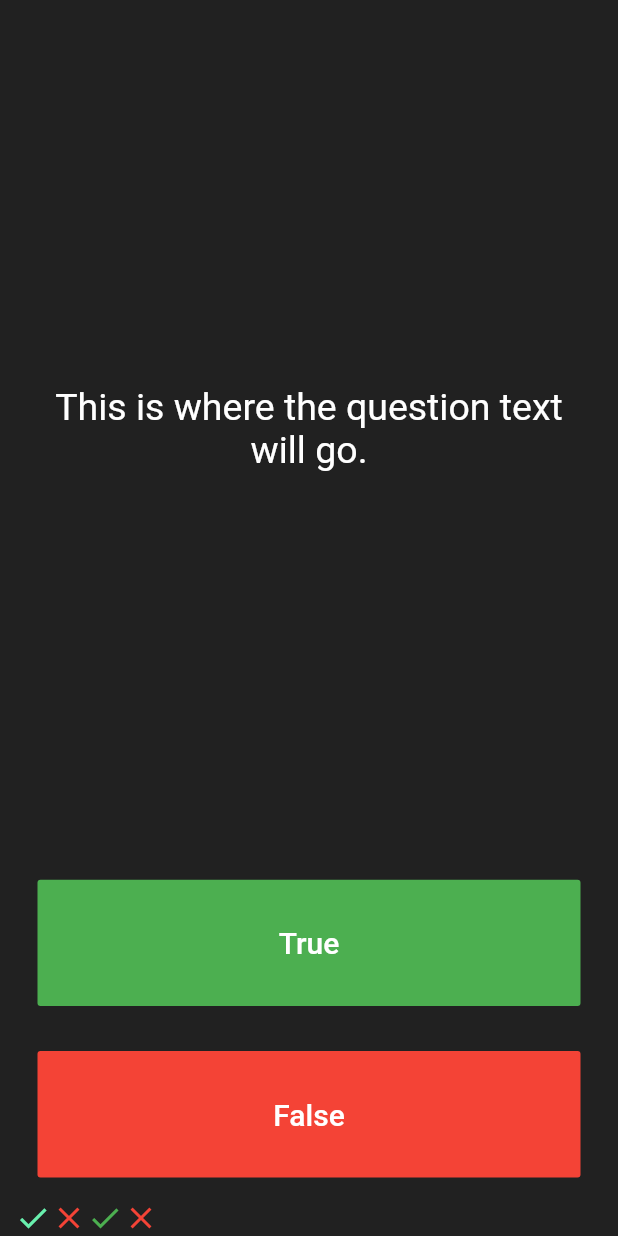
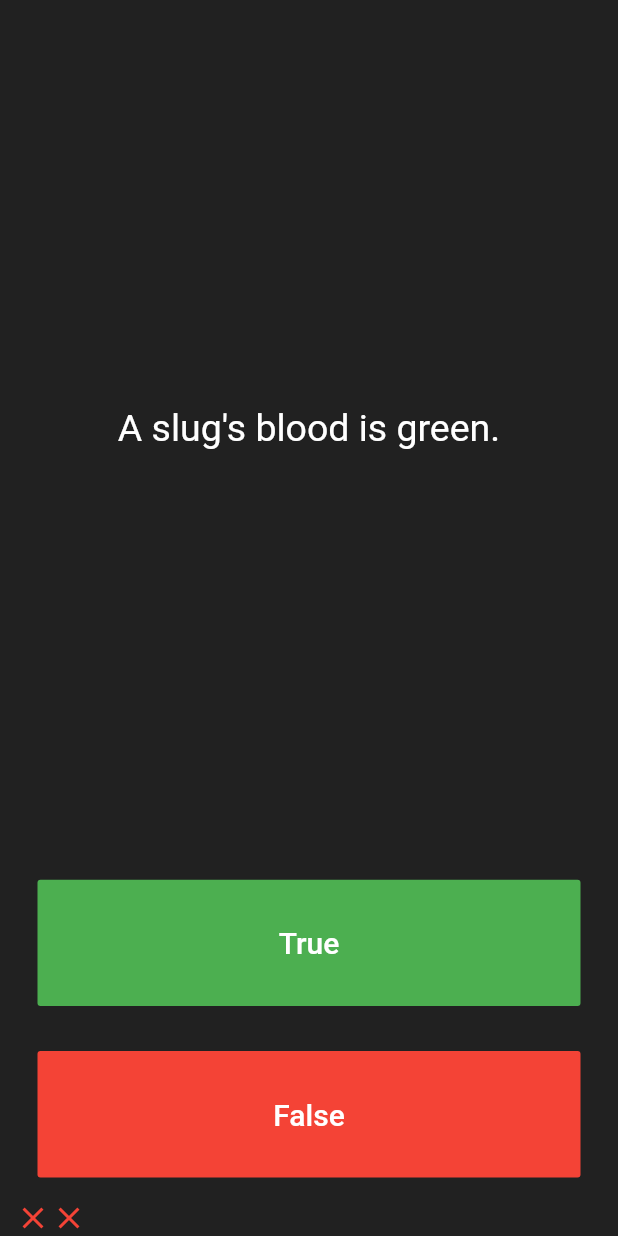
Before and after one commit to Dunking3022/Quizular, a Flutter app: the screen it shows after launch, after a tap on "True", after a tap on "False", on a phone screen of 412 x 824 dp. Run offline on Flutter 3.47's test engine with Material 2 defaults, Android fonts, the phone set to English and light mode, and no system bars; missing offline and left inert: dart:ffi.

Commit message:
Added functionality to check for correct answers

```diff
--- a/lib/main.dart
+++ b/lib/main.dart
@@ -1,3 +1,5 @@
+import 'dart:ffi';
+
 import 'package:flutter/material.dart';
 
 void main() => runApp(Quizzler());
@@ -24,18 +26,37 @@ class QuizPage extends StatefulWidget {
   _QuizPageState createState() => _QuizPageState();
 }
 
+
+
 class _QuizPageState extends State<QuizPage> {
+  var quecounter = 0;
+  List<Widget> scorekeeper = [];
+  List<String> questions = [
+    'You can lead a cow down stairs but not up stairs.',
+    'Approximately one quarter of human bones are in the feet.',
+    'A slug\'s blood is green.',
+  ];
+  List<bool> answers = [false,true,true];
 
-  List<Widget> scorekeeper = [
-    Icon(
-      Icons.check,
-      color: Colors.greenAccent,
-    ),
-    Icon(
-      Icons.close,
-      color: Colors.red,
-    ),
-  ];
+  void checkanswer(bool x){
+    if(answers[quecounter] == x){
+      scorekeeper.add(
+          Icon(
+            Icons.check,
+            color: Colors.green,
+          )
+      );
+    }
+    else{
+      scorekeeper.add(
+          Icon(
+            Icons.close,
+            color: Colors.red,
+          )
+      );
+    }
+    quecounter+=1;
+  }
   @override
   Widget build(BuildContext context) {
     return Column(
@@ -48,7 +69,7 @@ class _QuizPageState extends State<QuizPage> {
             padding: EdgeInsets.all(10.0),
             child: Center(
               child: Text(
-                'This is where the question text will go.',
+                questions[quecounter],
                 textAlign: TextAlign.center,
                 style: TextStyle(
                   fontSize: 25.0,
@@ -74,12 +95,8 @@ class _QuizPageState extends State<QuizPage> {
               onPressed: () {
                 //The user picked true.
                 setState(() {
-                  scorekeeper.add(
-                      Icon(
-                        Icons.check,
-                        color: Colors.green,
-                      )
-                  );
+                  //checking for right answer
+                  checkanswer(true);
                 });
               },
             ),
@@ -100,12 +117,7 @@ class _QuizPageState extends State<QuizPage> {
               onPressed: () {
                 //The user picked false.
                 setState(() {
-                  scorekeeper.add(
-                      Icon(
-                        Icons.close,
-                        color: Colors.red,
-                      )
-                  );
+                  checkanswer(false);
                 });
               },
             ),
```
